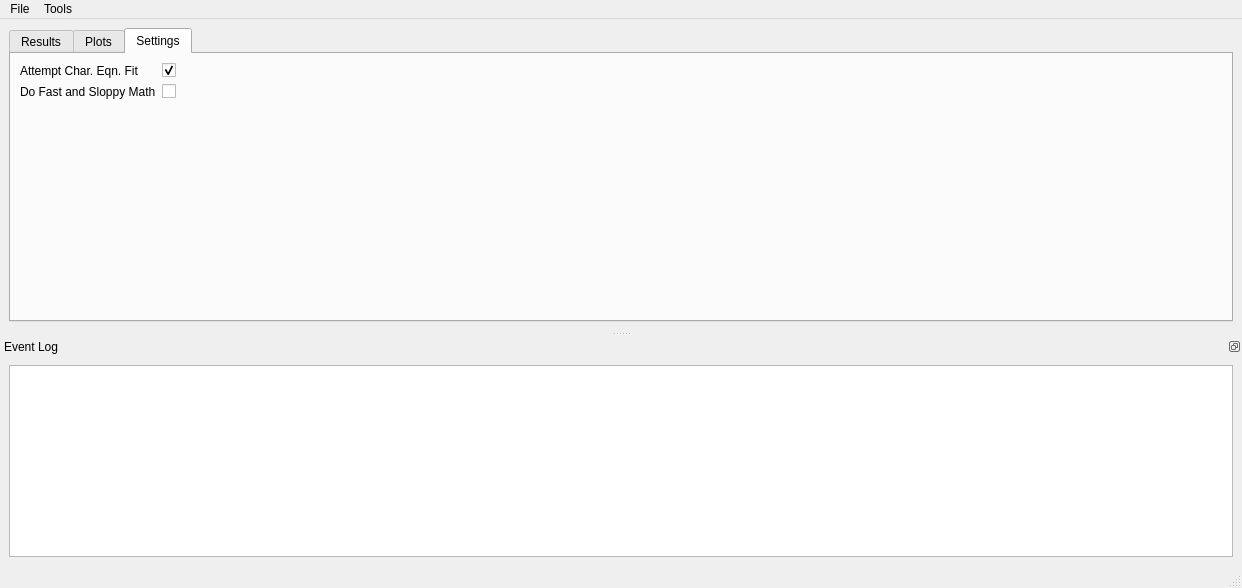
Before: the Qt Designer form batch_iv_analysis/batch-iv-analysis.ui in greyltc/analysis-software, drawn with Qt 5.
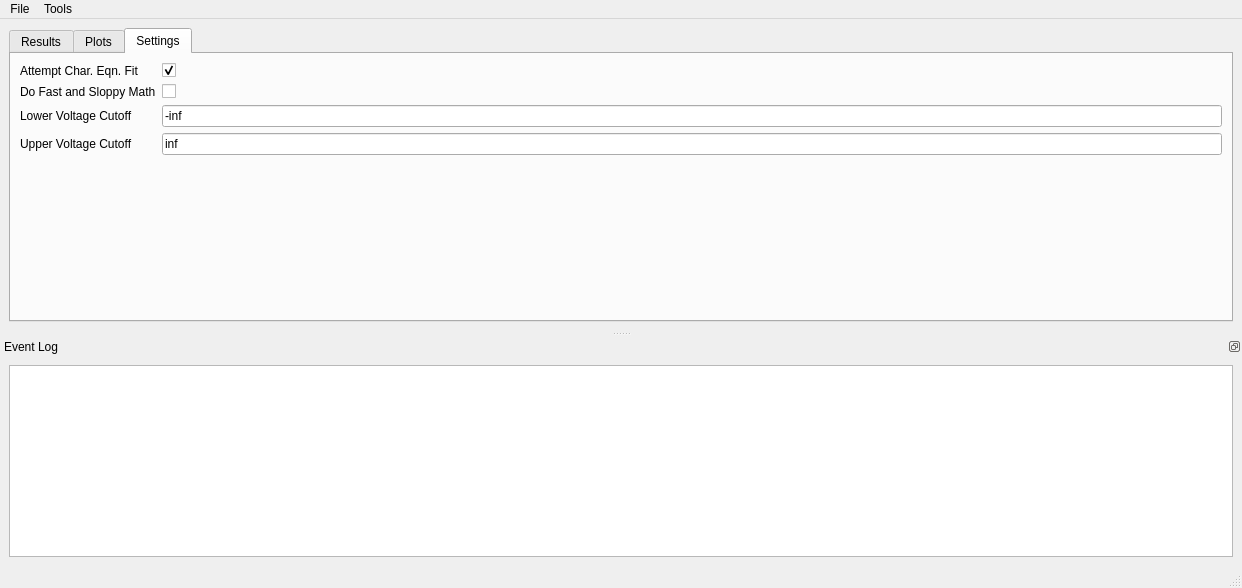
After: the same form once the commit is applied. The open tabs and pages were chosen to show the change.

Commit message: allow user limited voltage ranges

The edit to the form file:
```diff
--- a/batch_iv_analysis/batch-iv-analysis.ui
+++ b/batch_iv_analysis/batch-iv-analysis.ui
@@ -79,6 +79,9 @@
        <layout class="QHBoxLayout" name="horizontalLayout">
         <item>
          <layout class="QFormLayout" name="formLayout_2">
+          <property name="fieldGrowthPolicy">
+           <enum>QFormLayout::AllNonFixedFieldsGrow</enum>
+          </property>
           <item row="0" column="0">
            <widget class="QLabel" name="attemptCharEqnFitLabel">
             <property name="text">
@@ -103,6 +106,40 @@
           <item row="1" column="1">
            <widget class="QCheckBox" name="doFastAndSloppyMathCheckBox"/>
           </item>
+          <item row="2" column="0">
+           <widget class="QLabel" name="lowerVoltageCutoffLabel">
+            <property name="toolTip">
+             <string>&lt;html&gt;&lt;head/&gt;&lt;body&gt;&lt;p&gt;Data below this voltage will be ignored&lt;/p&gt;&lt;/body&gt;&lt;/html&gt;</string>
+            </property>
+            <property name="text">
+             <string>Lower Voltage Cutoff</string>
+            </property>
+           </widget>
+          </item>
+          <item row="2" column="1">
+           <widget class="QLineEdit" name="lowerVoltageCutoffLineEdit">
+            <property name="text">
+             <string>-inf</string>
+            </property>
+           </widget>
+          </item>
+          <item row="3" column="0">
+           <widget class="QLabel" name="upperVoltageCutoffLabel">
+            <property name="toolTip">
+             <string>&lt;html&gt;&lt;head/&gt;&lt;body&gt;&lt;p&gt;Data above this voltage will be ignored&lt;/p&gt;&lt;/body&gt;&lt;/html&gt;</string>
+            </property>
+            <property name="text">
+             <string>Upper Voltage Cutoff</string>
+            </property>
+           </widget>
+          </item>
+          <item row="3" column="1">
+           <widget class="QLineEdit" name="upperVoltageCutoffLineEdit">
+            <property name="text">
+             <string>inf</string>
+            </property>
+           </widget>
+          </item>
          </layout>
         </item>
         <item>
```
Left out of the diff: 12 changed lines with no effect on the pictures. The commit also changes 3 other files.
